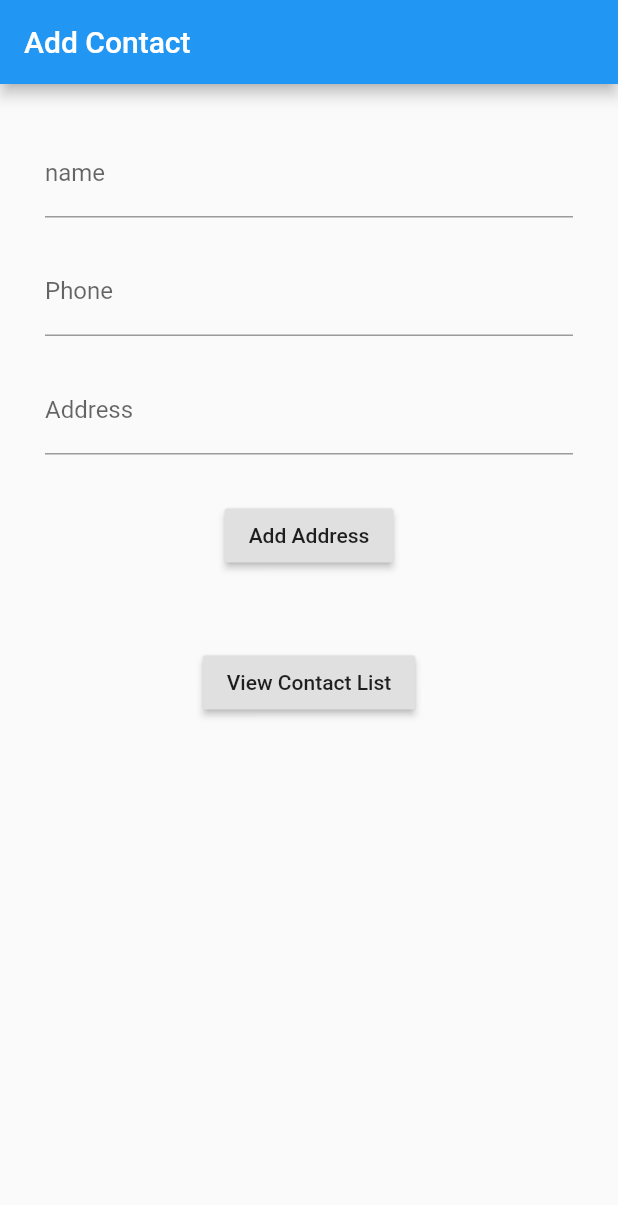
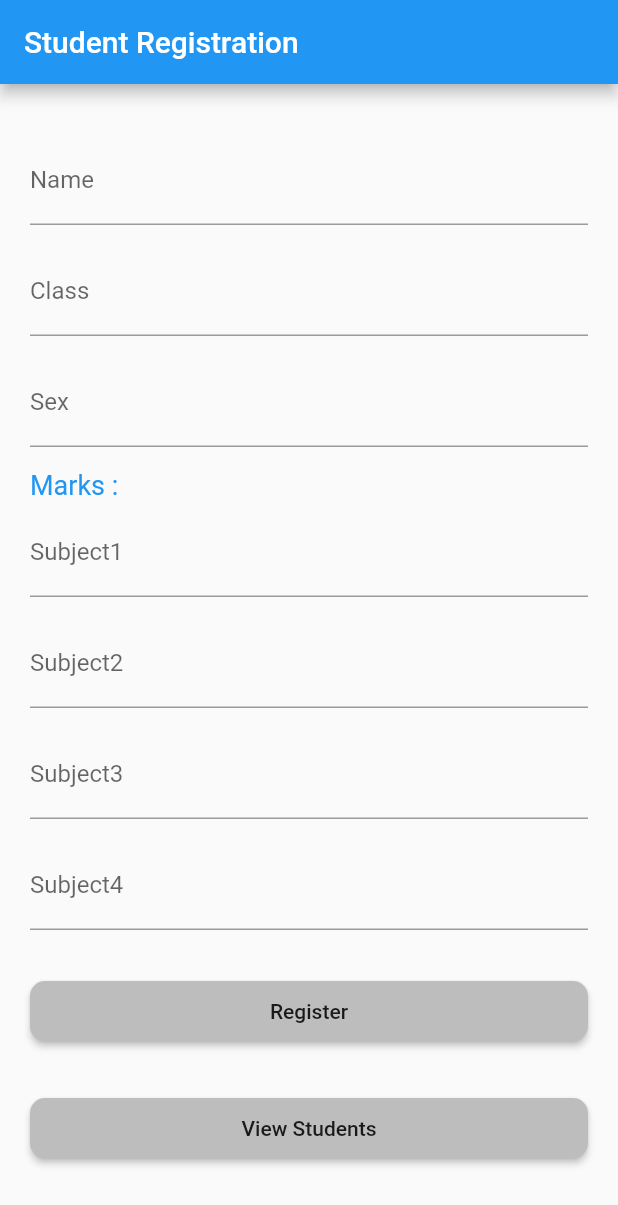
Before and after one commit to Amina-UC-Dev/UI-Page-1, a Flutter app: the screen it shows after launch, on a phone screen of 412 x 824 dp. Shown: the top 1205 px of the screen. Run offline on Flutter 3.47's test engine with Material 2 defaults, Android fonts, the phone set to English and light mode, and no system bars.

Commit message:
chechi students list

```diff
--- /dev/null
+++ b/lib/StudentDetail/student_detail.dart
@@ -0,0 +1,69 @@
+import 'package:ardhra_chechi_ui/StudentDetail/student_registration.dart';
+import 'package:flutter/material.dart';
+
+class StudentDetail extends StatefulWidget {
+
+  StudentDetail({this.indexxx});
+
+  int indexxx;
+
+  @override
+  _StudentDetailState createState() => _StudentDetailState();
+}
+
+class _StudentDetailState extends State<StudentDetail> {
+
+  int total=0;
+
+  @override
+  void initState() {
+    // TODO: implement initState
+    super.initState();
+    setState(() {
+      total = int.parse(STUDENTS[widget.indexxx]["marks"]["subject1"])+int.parse(STUDENTS[widget.indexxx]["marks"]["subject2"])+
+          int.parse(STUDENTS[widget.indexxx]["marks"]["subject3"])+int.parse(STUDENTS[widget.indexxx]["marks"]["subject4"]);
+    });
+  }
+
+  @override
+  Widget build(BuildContext context) {
+    return Scaffold(
+      appBar: AppBar(
+        title: Text("Student Detail"),
+      ),
+      body: Padding(
+        padding: const EdgeInsets.all(30),
+        child: Column(crossAxisAlignment: CrossAxisAlignment.start,
+          children: [
+            Text("Name : "+STUDENTS[widget.indexxx]["name"]),
+            SizedBox(height: 15,),
+            Text("Sex : "+STUDENTS[widget.indexxx]["sex"]),
+            SizedBox(height: 15,),
+            Text("Class : "+STUDENTS[widget.indexxx]["class"]),
+            SizedBox(height: 15,),
+            Row(mainAxisAlignment: MainAxisAlignment.start,crossAxisAlignment: CrossAxisAlignment.start,
+              children: [
+                Text("Marks : "),
+                Column(crossAxisAlignment: CrossAxisAlignment.start,
+                  children: [
+                    Text("Subject1 - "+STUDENTS[widget.indexxx]["marks"]["subject1"]),
+                    SizedBox(height: 4,),
+                    Text("Subject2 - "+STUDENTS[widget.indexxx]["marks"]["subject2"]),
+                    SizedBox(height: 4,),
+                    Text("Subject3 - "+STUDENTS[widget.indexxx]["marks"]["subject3"]),
+                    SizedBox(height: 4,),
+                    Text("Subject4 - "+STUDENTS[widget.indexxx]["marks"]["subject4"]),
+                  ],
+                )
+              ],
+            ),
+            SizedBox(height: 25,),
+            Text("Total Marks : "+total.toString()),
+            SizedBox(height: 25,),
+           total>50 ? Text("Student Status : Passed",style: TextStyle(color: Colors.green),) : Text("Student Status : Passed",style: TextStyle(color: Colors.red),)
+          ],
+        ),
+      ),
+    );
+  }
+}
--- /dev/null
+++ b/lib/StudentDetail/student_registration.dart
@@ -0,0 +1,135 @@
+import 'package:ardhra_chechi_ui/StudentDetail/students_list.dart';
+import 'package:flutter/material.dart';
+
+class StudentRegistration extends StatefulWidget {
+  @override
+  _StudentRegistrationState createState() => _StudentRegistrationState();
+}
+
+List STUDENTS = [];
+
+class _StudentRegistrationState extends State<StudentRegistration> {
+
+  TextEditingController _name = TextEditingController();
+  TextEditingController _cls = TextEditingController();
+  TextEditingController _sex = TextEditingController();
+  TextEditingController _sub1 = TextEditingController();
+  TextEditingController _sub2 = TextEditingController();
+  TextEditingController _sub3 = TextEditingController();
+  TextEditingController _sub4 = TextEditingController();
+
+  registerStudent(){
+    var subjectwise = {};
+    subjectwise["subject1"] = _sub1.text;
+    subjectwise["subject2"] = _sub2.text;
+    subjectwise["subject3"] = _sub3.text;
+    subjectwise["subject4"] = _sub4.text;
+    var data = {};
+    data["name"] = _name.text;
+    data["class"] = _cls.text;
+    data["sex"] = _sex.text;
+    data["marks"] = subjectwise;
+    setState(() {
+      STUDENTS.add(data);
+    });
+    print("Student data list : "+STUDENTS.toString());
+  }
+
+  @override
+  Widget build(BuildContext context) {
+    return Scaffold(
+      appBar: AppBar(title: Text("Student Registration"),),
+      body: SingleChildScrollView(
+        child: Padding(
+          padding: const EdgeInsets.all(20),
+          child: Column(crossAxisAlignment: CrossAxisAlignment.start,
+            children: [
+              SizedBox(height: 15,),
+              TextField(
+                controller: _name,
+                style: TextStyle(color: Colors.black),
+                decoration: InputDecoration(
+                  labelText: "Name"
+                ),
+              ),
+              SizedBox(height: 15,),
+              TextField(
+                controller: _cls,
+                style: TextStyle(color: Colors.black),
+                decoration: InputDecoration(
+                    labelText: "Class"
+                ),
+              ),
+              SizedBox(height: 15,),
+              TextField(
+                controller: _sex,
+                style: TextStyle(color: Colors.black),
+                decoration: InputDecoration(
+                    labelText: "Sex"
+                ),
+              ),
+              SizedBox(height: 15,),
+              Text("Marks : ",style: TextStyle(color: Colors.blue,fontSize: 18),),
+              SizedBox(height: 5,),
+              TextField(
+                controller: _sub1,
+                style: TextStyle(color: Colors.black),
+                decoration: InputDecoration(
+                    labelText: "Subject1"
+                ),
+              ),
+              SizedBox(height: 15,),
+              TextField(
+                controller: _sub2,
+                style: TextStyle(color: Colors.black),
+                decoration: InputDecoration(
+                    labelText: "Subject2"
+                ),
+              ),
+              SizedBox(height: 15,),
+              TextField(
+                controller: _sub3,
+                style: TextStyle(color: Colors.black),
+                decoration: InputDecoration(
+                    labelText: "Subject3"
+                ),
+              ),
+              SizedBox(height: 15,),
+              TextField(
+                controller: _sub4,
+                style: TextStyle(color: Colors.black),
+                decoration: InputDecoration(
+                    labelText: "Subject4"
+                ),
+              ),
+              SizedBox(height: 30,),
+              MaterialButton(height: 40,
+                onPressed: (){
+                  registerStudent();
+                },
+                shape: RoundedRectangleBorder(
+                  borderRadius: BorderRadius.circular(10)
+                ),
+                color: Colors.grey[400],
+                child: Center(child: Text("Register")),
+              ),
+              SizedBox(height: 30,),
+              MaterialButton(height: 40,
+                onPressed: (){
+                 Navigator.push(context, MaterialPageRoute(
+                   builder: (context) => StudentsList()
+                 ));
+                },
+                shape: RoundedRectangleBorder(
+                    borderRadius: BorderRadius.circular(10)
+                ),
+                color: Colors.grey[400],
+                child: Center(child: Text("View Students")),
+              )
+            ],
+          ),
+        ),
+      ),
+    );
+  }
+}
--- a/lib/main.dart
+++ b/lib/main.dart
@@ -1,3 +1,4 @@
+import 'package:ardhra_chechi_ui/StudentDetail/student_registration.dart';
 import 'package:ardhra_chechi_ui/page1.dart';
 import 'package:ardhra_chechi_ui/page2.dart';
 import 'package:flutter/material.dart';
@@ -17,7 +18,7 @@ class MyApp extends StatelessWidget {
         visualDensity: VisualDensity.adaptivePlatformDensity,
       ),
       debugShowCheckedModeBanner: false,
-      home: pageTwo(),
+      home: StudentRegistration(),
     );
   }
 }
--- a/lib/page3.dart
+++ b/lib/page3.dart
@@ -39,7 +39,6 @@ class _PgeThreeState extends State<PgeThree> {
                 physics: NeverScrollableScrollPhysics(),
                   itemCount: contactList.length,
                   itemBuilder: (context,index){
-                    print("kllllllllllllllll "+contactList.length.toString());
                 return Padding(
                   padding: const EdgeInsets.all(15.0),
                   child: Container(
```
Also changed, not shown: lib/StudentDetail/students_list.dart (added, +50 -0 lines).
